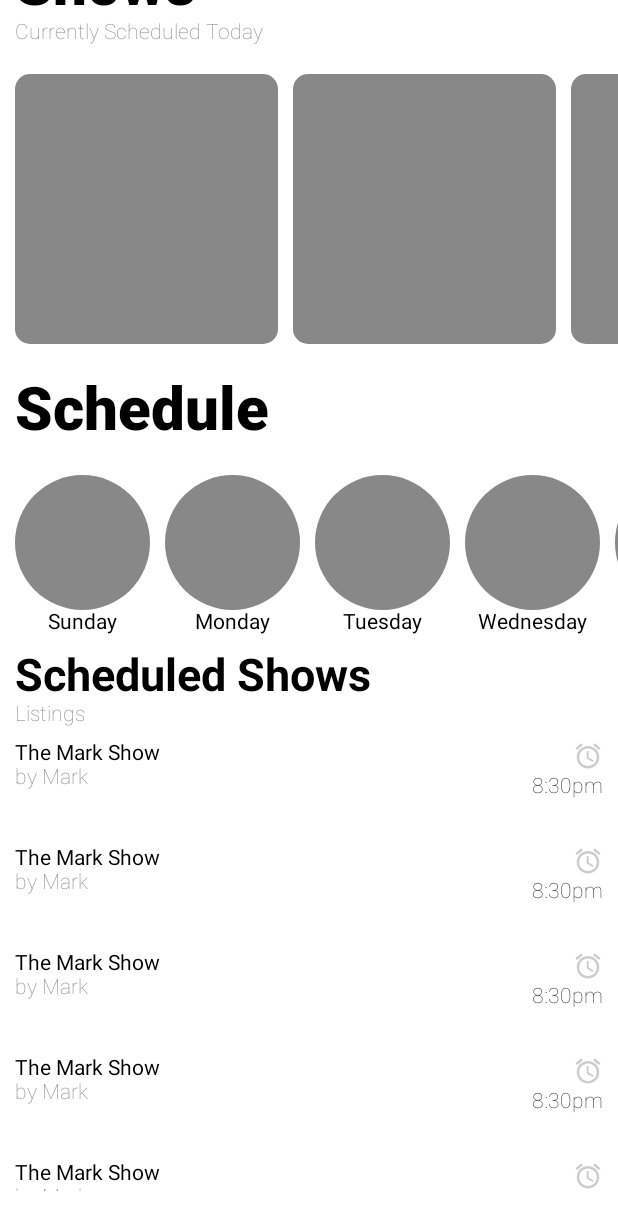
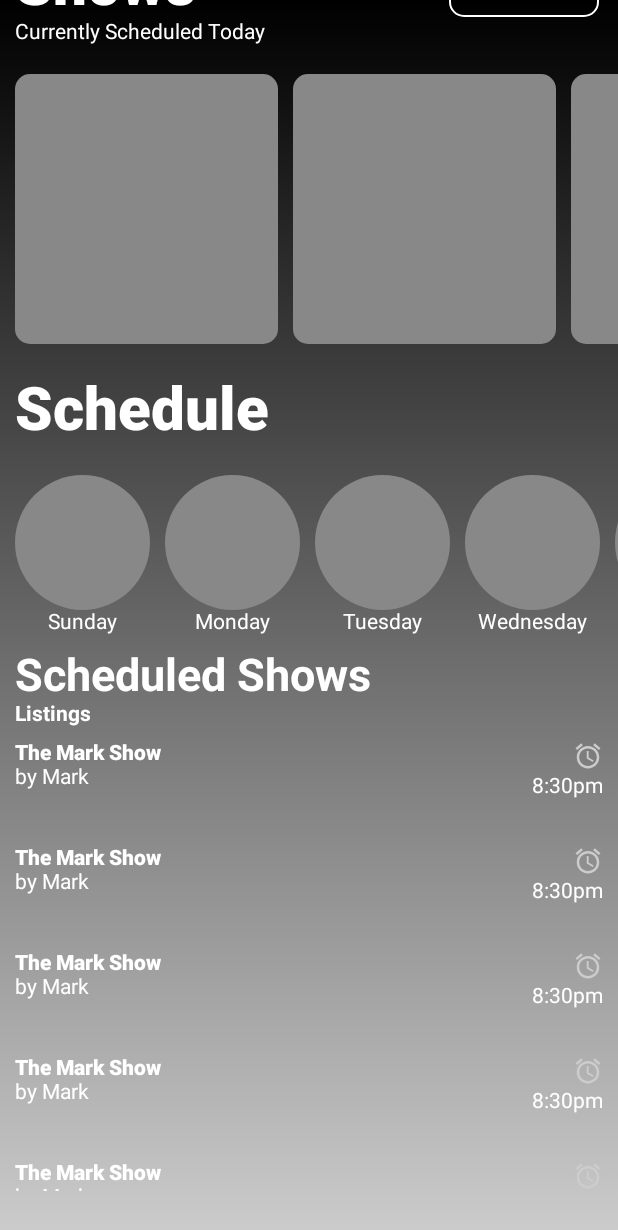
Before and after one commit to MwaiBanda/WPRK-MultiPlatform, an Android app built with Jetpack Compose: the @Preview function Preview, scrolled down 34 dp, on a phone screen of 412 x 824 dp. Shown: the top 1230 px of the screen. Run offline under Robolectric (Android 15) with nearby library versions, the phone set to English and light mode, and no system bars.

Commit message:
-- commit - Added gradient background & Drawer Options

```diff
--- a/app/src/main/java/com/muse/wprk_concept/composables/Live.kt
+++ b/app/src/main/java/com/muse/wprk_concept/composables/Live.kt
@@ -1,12 +1,10 @@
 package com.muse.wprk_concept.composables
 
-import androidx.compose.foundation.background
+import androidx.compose.foundation.*
 import androidx.compose.foundation.layout.*
 import androidx.compose.foundation.lazy.*
-import androidx.compose.foundation.rememberScrollState
 import androidx.compose.foundation.shape.CircleShape
 import androidx.compose.foundation.shape.RoundedCornerShape
-import androidx.compose.foundation.verticalScroll
 import androidx.compose.material.Icon
 import androidx.compose.material.IconButton
 import androidx.compose.material.Text
@@ -21,14 +19,18 @@ import androidx.compose.runtime.remember
 import androidx.compose.ui.Alignment
 import androidx.compose.ui.Modifier
 import androidx.compose.ui.draw.clip
+import androidx.compose.ui.graphics.Brush
 import androidx.compose.ui.graphics.Color
+import androidx.compose.ui.text.SpanStyle
+import androidx.compose.ui.text.buildAnnotatedString
 import androidx.compose.ui.text.font.FontWeight
+import androidx.compose.ui.text.withStyle
 import androidx.compose.ui.tooling.preview.Preview
 import androidx.compose.ui.unit.dp
 import androidx.compose.ui.unit.sp
 
 @Composable
-fun Live(paddingValues: PaddingValues,) {
+fun Live(paddingValues: PaddingValues, gradient: Brush) {
     val days = listOf(
         "Sunday", "Monday", "Tuesday", "Wednesday", "Thursday", "Friday", "Saturday"
     )
@@ -37,12 +39,46 @@ fun Live(paddingValues: PaddingValues,) {
 
     LazyColumn(
         modifier = Modifier
+            .background(gradient)
             .fillMaxSize()
             .padding(start = 10.dp),
     ) {
+
         item {
-            Text(text = "Shows", fontWeight = FontWeight.ExtraBold, fontSize = 40.sp)
-            Text(text = "Currently Scheduled Today ", fontWeight = FontWeight.Thin, color = Color.Gray)
+            Row (
+                horizontalArrangement = Arrangement.SpaceBetween,
+                verticalAlignment = Alignment.CenterVertically
+            ){
+                Text(text = "Shows", fontWeight = FontWeight.ExtraBold, fontSize = 40.sp, color = Color.White)
+                Spacer(modifier = Modifier.fillMaxWidth(0.6f))
+                Column(
+                    horizontalAlignment = Alignment.CenterHorizontally,
+                    verticalArrangement = Arrangement.Center,
+                    modifier = Modifier
+                        .padding(end = 10.dp)
+                    .border(
+                        BorderStroke(
+                            1.dp,
+                            color = Color.White
+                        ), RoundedCornerShape(10.dp)
+                    )
+                    .size(width = 100.dp, height = 43.dp)
+
+                ) {
+                    Text(
+                        text = buildAnnotatedString {
+                            withStyle(style = SpanStyle(fontWeight = FontWeight.ExtraBold)) {
+                                append("91.5")
+                            }
+                            withStyle(style = SpanStyle(fontWeight = FontWeight.ExtraBold, fontSize = 13.sp)) {
+                                append("FM")
+                            } },
+                        fontWeight = FontWeight.ExtraBold,
+                        color = Color.White
+                    )
+                }
+            }
+            Text(text = "Currently Scheduled Today ", color = Color.White)
             Spacer(modifier = Modifier.height(20.dp))
         }
         item {
@@ -64,7 +100,7 @@ fun Live(paddingValues: PaddingValues,) {
         }
         item {
             Spacer(modifier = Modifier.height(20.dp))
-            Text(text = "Schedule", fontWeight = FontWeight.ExtraBold, fontSize = 40.sp)
+            Text(text = "Schedule", fontWeight = FontWeight.ExtraBold, fontSize = 40.sp,  color = Color.White)
             Spacer(modifier = Modifier.height(20.dp))
         }
         item {
@@ -83,7 +119,7 @@ fun Live(paddingValues: PaddingValues,) {
                                 .width(90.dp)
                                 .height(90.dp)
                         )
-                        Text(text = days[item])
+                        Text(text = days[item],  color = Color.White)
                     }
 
                     if (i == 6) Spacer(modifier = Modifier.width(10.dp))
@@ -93,8 +129,8 @@ fun Live(paddingValues: PaddingValues,) {
         item {
 
             Spacer(modifier = Modifier.height(10.dp))
-            Text(text = "Scheduled Shows", fontSize = 30.sp, fontWeight = FontWeight.Bold)
-            Text(text = "Listings", fontWeight = FontWeight.Thin, color = Color.Gray)
+            Text(text = "Scheduled Shows", fontSize = 30.sp, fontWeight = FontWeight.Bold, color = Color.White)
+            Text(text = "Listings", fontWeight = FontWeight.Bold, color = Color.White)
 
         }
         item {
@@ -116,7 +152,7 @@ fun Live(paddingValues: PaddingValues,) {
 
 @Composable
 fun ScheduleUnit(title: String, author: String, time: String) {
-    Row(
+    Box(
         modifier = Modifier
             .fillMaxWidth()
             .height(70.dp),
@@ -130,8 +166,8 @@ fun ScheduleUnit(title: String, author: String, time: String) {
             Column(
                 verticalArrangement = Arrangement.SpaceEvenly
             ) {
-                Text(text = title)
-                Text(text = "by $author", color = Color.Gray, fontWeight = FontWeight.Thin)
+                Text(text = title, color = Color.White, fontWeight = FontWeight.ExtraBold)
+                Text(text = "by $author", color = Color.White, fontWeight = FontWeight.Normal)
             }
             Column(
                 horizontalAlignment = Alignment.End
@@ -148,7 +184,7 @@ fun ScheduleUnit(title: String, author: String, time: String) {
                 }
                 Spacer(modifier = Modifier.height(2.dp))
 
-                Text(text = time, fontWeight = FontWeight.Thin)
+                Text(text = time, fontWeight = FontWeight.Normal, color = Color.White)
             }
 
         }
@@ -158,5 +194,7 @@ fun ScheduleUnit(title: String, author: String, time: String) {
 @Preview
 @Composable
 fun Preview() {
-    Live(paddingValues = PaddingValues())
+    val gradient = Brush.verticalGradient(listOf(Color.Black,  Color.LightGray))
+
+    Live(paddingValues = PaddingValues(), gradient = gradient)
 }
--- /dev/null
+++ b/app/src/main/java/com/muse/wprk_concept/data/MenuOption.kt
@@ -0,0 +1,5 @@
+package com.muse.wprk_concept.data
+
+import androidx.compose.ui.graphics.vector.ImageVector
+
+data class MenuOption(val name: String, val icon: ImageVector)
```
Also changed, not shown: app/src/main/java/com/muse/wprk_concept/MainActivity.kt (+68 -30 lines), app/src/main/java/com/muse/wprk_concept/composables/Account.kt (+34 -12 lines), app/src/main/java/com/muse/wprk_concept/composables/Podcasts.kt (+25 -16 lines).
